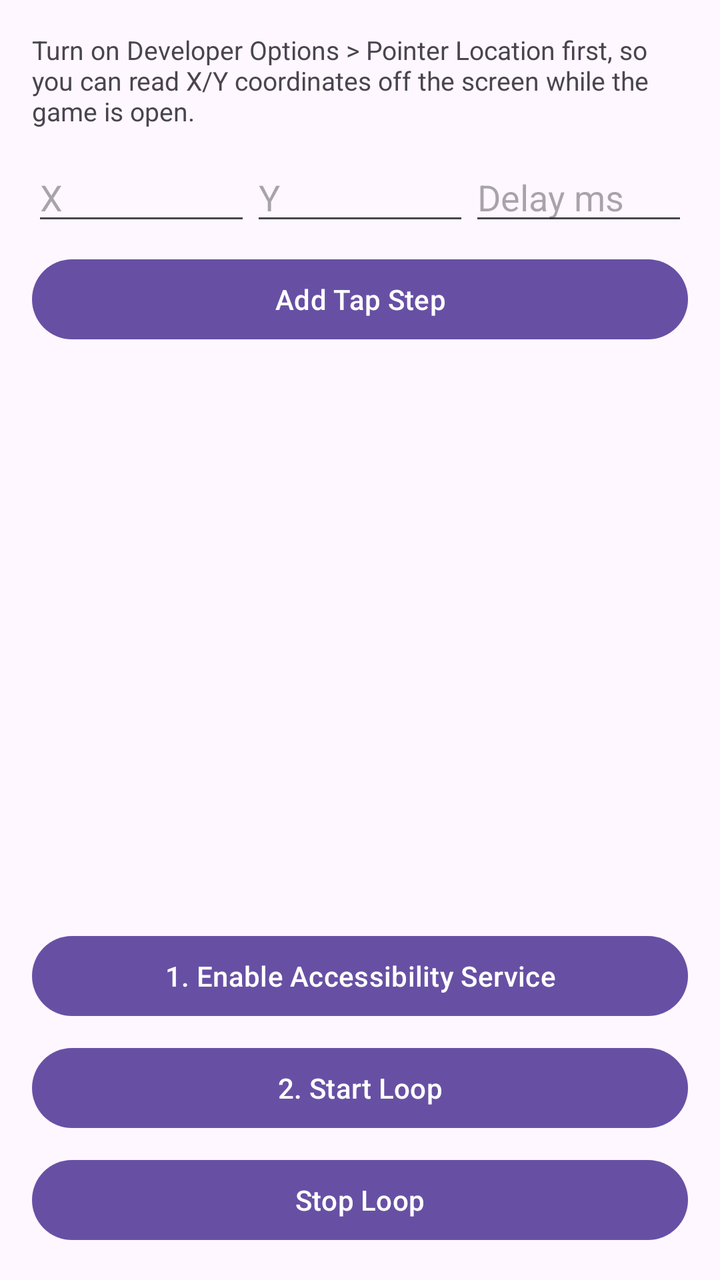
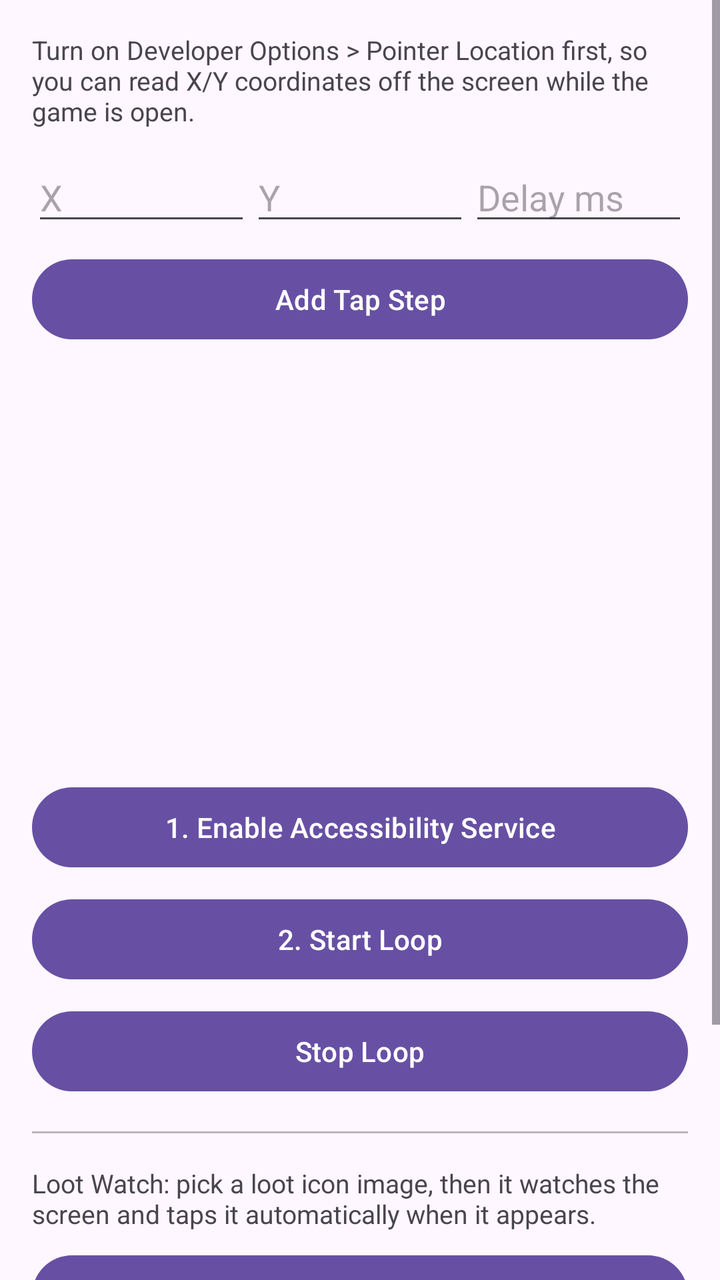

The first picture is an Android layout as it rendered before a commit; the second is the same layout after the commit. The layout source and the unified diff follow.
<!-- AndroidManifest.xml: application theme Theme.Material3.DayNight -->
<!-- res/layout/activity_main.xml -->
<?xml version="1.0" encoding="utf-8"?>
<LinearLayout xmlns:android="http://schemas.android.com/apk/res/android"
    android:layout_width="match_parent"
    android:layout_height="match_parent"
    android:orientation="vertical"
    android:padding="16dp">

    <TextView
        android:layout_width="match_parent"
        android:layout_height="wrap_content"
        android:text="Turn on Developer Options > Pointer Location first, so you can read X/Y coordinates off the screen while the game is open."
        android:textSize="13sp"
        android:paddingBottom="12dp" />

    <LinearLayout
        android:layout_width="match_parent"
        android:layout_height="wrap_content"
        android:orientation="horizontal"
        android:paddingBottom="8dp">

        <EditText
            android:id="@+id/inputX"
            android:layout_width="0dp"
            android:layout_height="wrap_content"
            android:layout_weight="1"
            android:hint="X"
            android:inputType="number" />

        <EditText
            android:id="@+id/inputY"
            android:layout_width="0dp"
            android:layout_height="wrap_content"
            android:layout_weight="1"
            android:hint="Y"
            android:inputType="number" />

        <EditText
            android:id="@+id/inputDelay"
            android:layout_width="0dp"
            android:layout_height="wrap_content"
            android:layout_weight="1"
            android:hint="Delay ms"
            android:inputType="number" />
    </LinearLayout>

    <Button
        android:id="@+id/buttonAddStep"
        android:layout_width="match_parent"
        android:layout_height="wrap_content"
        android:text="Add Tap Step" />

    <ListView
        android:id="@+id/stepList"
        android:layout_width="match_parent"
        android:layout_height="0dp"
        android:layout_weight="1"
        android:layout_marginTop="8dp"
        android:layout_marginBottom="8dp" />

    <Button
        android:id="@+id/buttonEnableService"
        android:layout_width="match_parent"
        android:layout_height="wrap_content"
        android:text="1. Enable Accessibility Service" />

    <Button
        android:id="@+id/buttonStart"
        android:layout_width="match_parent"
        android:layout_height="wrap_content"
        android:layout_marginTop="8dp"
        android:text="2. Start Loop" />

    <Button
        android:id="@+id/buttonStop"
        android:layout_width="match_parent"
        android:layout_height="wrap_content"
        android:layout_marginTop="8dp"
        android:text="Stop Loop" />

</LinearLayout>
<!-- resources referenced by this layout -->
<resources>

</resources>

<!-- the commit's change to res/layout/activity_main.xml (unified diff, before → after) -->
@@ -1,7 +1,11 @@
 <?xml version="1.0" encoding="utf-8"?>
-<LinearLayout xmlns:android="http://schemas.android.com/apk/res/android"
+<ScrollView xmlns:android="http://schemas.android.com/apk/res/android"
     android:layout_width="match_parent"
-    android:layout_height="match_parent"
+    android:layout_height="match_parent">
+
+<LinearLayout
+    android:layout_width="match_parent"
+    android:layout_height="wrap_content"
     android:orientation="vertical"
     android:padding="16dp">
 
@@ -52,8 +56,7 @@
     <ListView
         android:id="@+id/stepList"
         android:layout_width="match_parent"
-        android:layout_height="0dp"
-        android:layout_weight="1"
+        android:layout_height="200dp"
         android:layout_marginTop="8dp"
         android:layout_marginBottom="8dp" />
 
@@ -77,4 +80,39 @@
         android:layout_marginTop="8dp"
         android:text="Stop Loop" />
 
+    <View
+        android:layout_width="match_parent"
+        android:layout_height="1dp"
+        android:background="#44000000"
+        android:layout_marginTop="16dp"
+        android:layout_marginBottom="16dp" />
+
+    <TextView
+        android:layout_width="match_parent"
+        android:layout_height="wrap_content"
+        android:text="Loot Watch: pick a loot icon image, then it watches the screen and taps it automatically when it appears."
+        android:textSize="13sp"
+        android:paddingBottom="8dp" />
+
+    <Button
+        android:id="@+id/buttonPickLootImage"
+        android:layout_width="match_parent"
+        android:layout_height="wrap_content"
+        android:text="Pick Loot Icon Image" />
+
+    <Button
+        android:id="@+id/buttonStartLootWatch"
+        android:layout_width="match_parent"
+        android:layout_height="wrap_content"
+        android:layout_marginTop="8dp"
+        android:text="3. Start Loot Watch" />
+
+    <Button
+        android:id="@+id/buttonStopLootWatch"
+        android:layout_width="match_parent"
+        android:layout_height="wrap_content"
+        android:layout_marginTop="8dp"
+        android:text="Stop Loot Watch" />
+
 </LinearLayout>
+</ScrollView>
